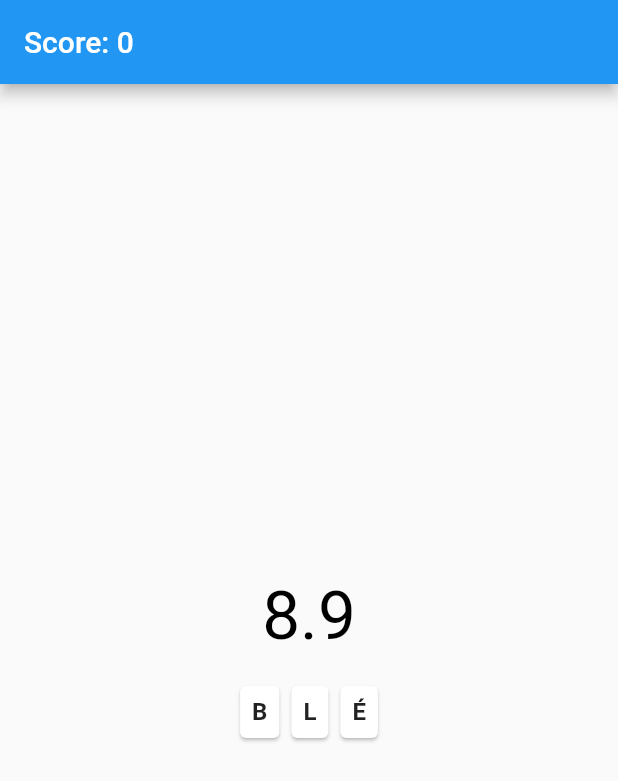
After one commit to thalkz/speed_typer, a Flutter app: the screen it shows after launch, after a tap on "Start", on a phone screen of 412 x 824 dp. The commit adds this screen. Shown: the top 781 px of the screen. Run offline on Flutter 3.47's test engine with Material 2 defaults, Android fonts, the phone set to English and light mode, and no system bars.

Commit message:
Cleanup architecture and improve gameplay

```diff
--- /dev/null
+++ b/lib/consts.dart
@@ -0,0 +1,4 @@
+const int initialMs = 10000;
+const int increaseMsPerWord = 1500;
+const int initialDifficulty = 4;
+const int difficultyIncrease = 5;
--- a/lib/main.dart
+++ b/lib/main.dart
@@ -1,21 +1,24 @@
 import 'package:flutter/material.dart';
-import 'package:speed_typer/home_page.dart';
+import 'package:speed_typer/notifiers/game_notifier.dart';
+import 'package:speed_typer/ui/game_provider.dart';
+import 'package:speed_typer/ui/game_page.dart';
 
-void main() {
-  runApp(const App());
-}
+void main() => runApp(const App());
 
 class App extends StatelessWidget {
   const App({Key? key}) : super(key: key);
 
   @override
   Widget build(BuildContext context) {
-    return MaterialApp(
-      title: 'Flutter Demo',
-      theme: ThemeData(
-        primarySwatch: Colors.blue,
+    return GameProvider(
+      notifier: GameNotifier(),
+      child: MaterialApp(
+        title: 'Speed Typer',
+        theme: ThemeData(
+          primarySwatch: Colors.blue,
+        ),
+        home: const GamePage(),
       ),
-      home: const HomePage(),
     );
   }
 }
--- /dev/null
+++ b/lib/notifiers/game_notifier.dart
@@ -0,0 +1,110 @@
+import 'dart:async';
+import 'dart:math';
+
+import 'package:flutter/material.dart';
+import 'package:speed_typer/consts.dart';
+import 'package:speed_typer/utils/words_loader.dart';
+
+enum InputState {
+  typing,
+  error,
+  valid
+}
+
+class GameNotifier extends ChangeNotifier {
+  late DateTime _end;
+  late StreamController<int?> _timerStream;
+  late StreamSubscription _subscription;
+  final random = Random();
+  List<String> _words = [];
+
+  // State
+  String prompt = '';
+  String input = '';
+  int score = 0;
+  bool isPlaying = false;
+  int difficulty = initialDifficulty;
+  InputState inputState = InputState.typing;
+
+  // Getters
+  Stream<int?> get timerStream => _timerStream.stream;
+
+  GameNotifier() {
+    _timerStream = StreamController<int?>();
+    _subscription = Stream.periodic(const Duration(milliseconds: 100)).listen(_onPeriodicEvent);
+  }
+
+  void _onPeriodicEvent(event) {
+    if (!isPlaying) {
+      _timerStream.sink.add(null);
+    } else {
+      final ms = max(_end.millisecondsSinceEpoch - DateTime.now().millisecondsSinceEpoch, 0);
+      if (ms <= 0) {
+        stop();
+      }
+      _timerStream.sink.add(ms);
+    }
+  }
+
+  void inputKey(String keyLabel) {
+    if (isPlaying && inputState == InputState.typing) {
+      input += keyLabel;
+      notifyListeners();
+      if (input.length == prompt.length) {
+        score++;
+        _end = _end.add(const Duration(milliseconds: increaseMsPerWord));
+        inputState = InputState.typing;
+        notifyListeners();
+        Future.delayed(const Duration(milliseconds: 200)).then((_) {
+          _pickRandomWord();
+        });
+      } else if (!prompt.startsWith(input)) {
+        _end = _end.subtract(const Duration(milliseconds: increaseMsPerWord));
+        inputState = InputState.error;
+        notifyListeners();
+        Future.delayed(const Duration(milliseconds: 500)).then((_) {
+          _pickRandomWord();
+        });
+      }
+    }
+  }
+
+  void start() async {
+    if (!isPlaying) {
+      _end = DateTime.now().add(const Duration(milliseconds: initialMs));
+      final words = await loadWords('fr');
+      _words = words;
+      score = 0;
+      isPlaying = true;
+      _pickRandomWord();
+    }
+  }
+
+  void stop() {
+    if (isPlaying) {
+      _end = DateTime.now();
+      prompt = '';
+      isPlaying = false;
+      notifyListeners();
+    }
+  }
+
+  void _pickRandomWord() {
+    difficulty = initialDifficulty + (score / difficultyIncrease).floor();
+    final availableWords = _words.where((word) => word.length == difficulty).toList();
+    if (availableWords.isEmpty) {
+      difficulty--;
+    }
+    prompt = availableWords[random.nextInt(availableWords.length)].toUpperCase().trim();
+    input = '';
+    inputState = InputState.typing;
+    notifyListeners();
+  }
+
+  @override
+  void dispose() {
+    _subscription.cancel();
+    _timerStream.close();
+    super.dispose();
+  }
+}
--- /dev/null
+++ b/lib/ui/game_page.dart
@@ -0,0 +1,49 @@
+import 'package:flutter/material.dart';
+import 'package:speed_typer/ui/game_provider.dart';
+import 'package:speed_typer/ui/keyboard_listener.dart';
+import 'package:speed_typer/ui/text_timer.dart';
+import 'package:speed_typer/ui/word_prompt.dart';
+
+class GamePage extends StatelessWidget {
+  const GamePage({Key? key}) : super(key: key);
+
+  @override
+  Widget build(BuildContext context) {
+    final notifier = GameProvider.of(context);
+    return PlayerKeyboardListener(
+      onInputKey: (String key) => notifier.inputKey(key),
+      onStart: () => notifier.start(),
+      onStop: () => notifier.stop(),
+      child: Scaffold(
+        appBar: AppBar(
+          title: notifier.isPlaying ? Text('Score: ${notifier.score}') : const Text('Speed Typer'),
+        ),
+        body: Center(
+          child: Column(
+            mainAxisAlignment: MainAxisAlignment.center,
+            crossAxisAlignment: CrossAxisAlignment.center,
+            children: [
+              TimerText(
+                timerStream: notifier.timerStream,
+                inputState: notifier.inputState,
+              ),
+              if (!notifier.isPlaying && notifier.score != 0)
+                Text(
+                  'Score: ${notifier.score}',
+                  style: Theme.of(context).textTheme.headline5,
+                ),
+              const SizedBox(height: 16),
+              if (notifier.isPlaying)
+                WordPrompt(prompt: notifier.prompt, input: notifier.input)
+              else
+                ElevatedButton(
+                  onPressed: notifier.start,
+                  child: const Text('Start'),
+                ),
+            ],
+          ),
+        ),
+      ),
+    );
+  }
+}
--- /dev/null
+++ b/lib/ui/game_provider.dart
@@ -0,0 +1,19 @@
+import 'package:flutter/material.dart';
+import 'package:speed_typer/notifiers/game_notifier.dart';
+
+class GameProvider extends InheritedNotifier<GameNotifier> {
+  const GameProvider({
+    Key? key,
+    required GameNotifier notifier,
+    required Widget child,
+  }) : super(key: key, child: child, notifier: notifier);
+
+  static GameNotifier of(BuildContext context) {
+    final GameNotifier? result = context.dependOnInheritedWidgetOfExactType<GameProvider>()?.notifier;
+    assert(result != null, 'No GameNotifier found in context');
+    return result!;
+  }
+
+  @override
+  bool updateShouldNotify(GameProvider oldWidget) => notifier != oldWidget.notifier;
+}
--- /dev/null
+++ b/lib/ui/keyboard_listener.dart
@@ -0,0 +1,55 @@
+import 'package:flutter/material.dart';
+import 'package:flutter/services.dart';
+
+class PlayerKeyboardListener extends StatefulWidget {
+  const PlayerKeyboardListener({
+    Key? key,
+    required this.child,
+    required this.onInputKey,
+    required this.onStart,
+    required this.onStop,
+  }) : super(key: key);
+
+  final Widget child;
+  final Function(String) onInputKey;
+  final Function() onStart;
+  final Function() onStop;
+
+  @override
+  _PlayerKeyboardListenerState createState() => _PlayerKeyboardListenerState();
+}
+
+class _PlayerKeyboardListenerState extends State<PlayerKeyboardListener> {
+  late FocusNode _node;
+  late FocusAttachment _nodeAttachment;
+
+  @override
+  void initState() {
+    super.initState();
+    _node = FocusNode(debugLabel: 'KeyboardListener');
+    _nodeAttachment = _node.attach(context, onKey: _handleKeyPress);
+  }
+
+  KeyEventResult _handleKeyPress(FocusNode node, RawKeyEvent event) {
+    if (event is RawKeyDownEvent) {
+      if (event.logicalKey.keyLabel.length == 1) {
+        widget.onInputKey(event.logicalKey.keyLabel);
+        return KeyEventResult.handled;
+      } else if (event.logicalKey.keyLabel == 'Enter') {
+        widget.onStart();
+        return KeyEventResult.handled;
+      } else if (event.logicalKey.keyLabel == 'Escape') {
+        widget.onStop();
+        return KeyEventResult.handled;
+      }
+    }
+    return KeyEventResult.ignored;
+  }
+
+  @override
+  Widget build(BuildContext context) {
+    _nodeAttachment.reparent();
+    _node.requestFocus();
+    return widget.child;
+  }
+}
--- /dev/null
+++ b/lib/ui/text_timer.dart
@@ -0,0 +1,44 @@
+import 'package:flutter/material.dart';
+import 'package:speed_typer/notifiers/game_notifier.dart';
+
+class TimerText extends StatelessWidget {
+  const TimerText({
+    Key? key,
+    required this.timerStream,
+    required this.inputState,
+  }) : super(key: key);
+
+  final Stream<int?> timerStream;
+  final InputState inputState;
+
+  Color get color {
+    switch (inputState) {
+      case InputState.typing:
+        return Colors.black;
+      case InputState.error:
+        return Colors.red;
+      case InputState.valid:
+        return Colors.green;
+    }
+  }
+
+  @override
+  Widget build(BuildContext context) {
+    return StreamBuilder<int?>(
+      stream: timerStream,
+      builder: (context, snap) {
+        final ms = snap.data;
+        if (ms == null) {
+          return Text('Ready ?', style: Theme.of(context).textTheme.headline3);
+        } else if (ms == 0) {
+          return Text('GAME OVER', style: Theme.of(context).textTheme.headline3);
+        } else {
+          return Text(
+            (ms / 1000.0).toStringAsFixed(1),
+            style: Theme.of(context).textTheme.headline3?.copyWith(color: color),
+          );
+        }
+      },
+    );
+  }
+}
--- /dev/null
+++ b/lib/ui/word_prompt.dart
@@ -0,0 +1,44 @@
+import 'package:flutter/material.dart';
+
+class WordPrompt extends StatelessWidget {
+  const WordPrompt({
+    Key? key,
+    required String prompt,
+    required String input,
+  })  : _current = prompt,
+        _written = input,
+        super(key: key);
+
+  final String _current;
+  final String _written;
+
+  Color _letterColor(int index) {
+    if (_written.length <= index) {
+      return Colors.white;
+    } else if (_current[index] == _written[index]) {
+      return Colors.green;
+    } else {
+      return Colors.red;
+    }
+  }
+
+  @override
+  Widget build(BuildContext context) {
+    return Row(
+      mainAxisAlignment: MainAxisAlignment.center,
+      children: List.generate(
+        _current.length,
+        (index) => Card(
+          child: Padding(
+            padding: const EdgeInsets.all(8.0),
+            child: Text(
+              _current[index].toUpperCase(),
+              style: const TextStyle(fontWeight: FontWeight.bold, fontSize: 16),
+            ),
+          ),
+          color: _letterColor(index),
+        ),
+      ),
+    );
+  }
+}
```
Also changed, not shown: lib/home_page.dart (deleted, +0 -199 lines), lib/utils/words_loader.dart (renamed from lib/words_loader.dart).
